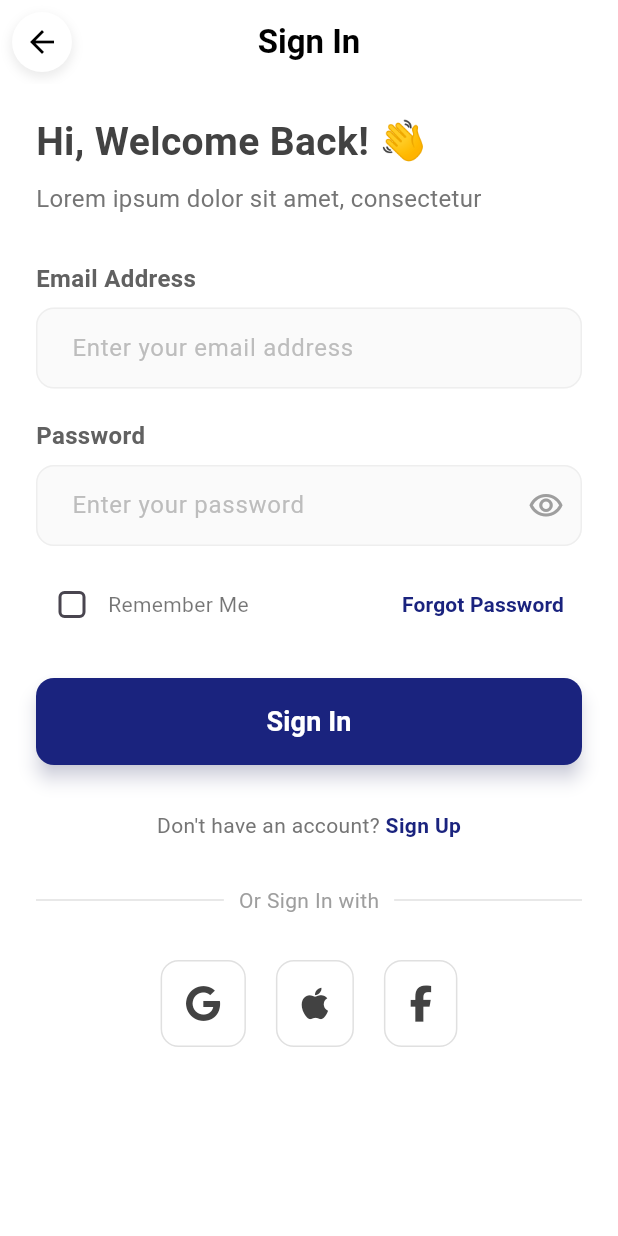
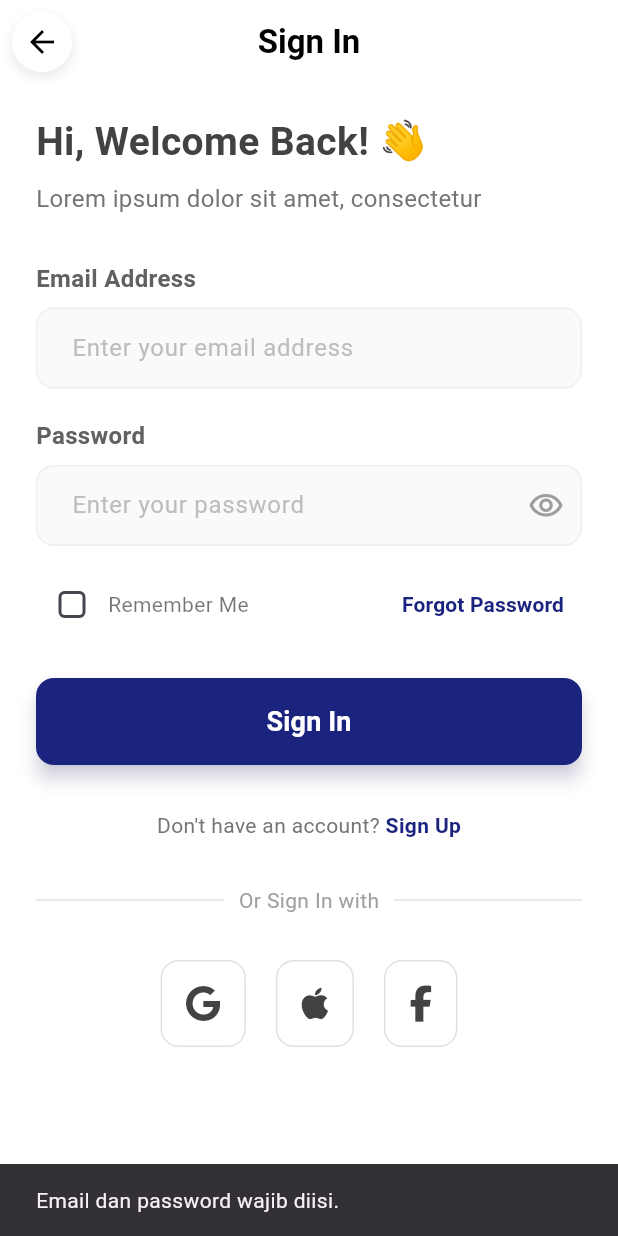
Before and after one commit to riskipradnya/SimpanSini-Personal-Finance, a Flutter app: the screen it shows after launch, after a tap on "Sign In", on a phone screen of 412 x 824 dp. Run offline on Flutter 3.47's test engine with Material 3 defaults, Android fonts, the phone set to English and light mode, and no system bars; our stand-ins replace font_awesome_flutter; Roboto replaces fonts that are missing (Poppins).

Commit message:
tambah & integrasi API register/login

```diff
--- a/lib/screens/sign_in_screen.dart
+++ b/lib/screens/sign_in_screen.dart
@@ -2,7 +2,8 @@
 
 import 'package:flutter/material.dart';
 import 'package:font_awesome_flutter/font_awesome_flutter.dart';
-import 'sign_up_screen.dart'; // <-- PATH IMPORT DIPERBARUI
+import '../database/auth_service.dart'; // <-- IMPORT AuthService
+import 'sign_up_screen.dart';
 
 class SignInScreen extends StatefulWidget {
   const SignInScreen({super.key});
@@ -12,12 +13,80 @@ class SignInScreen extends StatefulWidget {
 }
 
 class _SignInScreenState extends State<SignInScreen> {
+  // Controller untuk mengambil data dari TextField
+  final _emailController = TextEditingController();
+  final _passwordController = TextEditingController();
+
+  // State untuk loading dan fitur UI lainnya
   bool _isPasswordVisible = false;
   bool _rememberMe = false;
+  bool _isLoading = false;
 
-  // ... (Sisa kode sama persis dengan file login.dart Anda)
-  // Tidak ada perubahan pada method build() dan _socialButton()
-  // Salin dan tempel semua kode dari kelas _SignInScreenState di sini
+  @override
+  void dispose() {
+    // Hapus controller saat widget tidak digunakan
+    _emailController.dispose();
+    _passwordController.dispose();
+    super.dispose();
+  }
+
+  // Fungsi untuk menangani proses login
+  Future<void> _handleSignIn() async {
+    // Validasi sederhana
+    if (_emailController.text.isEmpty || _passwordController.text.isEmpty) {
+      ScaffoldMessenger.of(context).showSnackBar(
+        const SnackBar(content: Text('Email dan password wajib diisi.')),
+      );
+      return;
+    }
+
+    // Mulai proses loading
+    setState(() {
+      _isLoading = true;
+    });
+
+    try {
+      // Panggil fungsi signIn dari AuthService
+      var result = await AuthService().signIn(
+        _emailController.text,
+        _passwordController.text,
+      );
+
+      // Cek apakah widget masih terpasang
+      if (mounted) {
+        if (result['status'] == 'success') {
+          // Jika login berhasil
+          final userName = result['data']['nama_lengkap'];
+          ScaffoldMessenger.of(context).showSnackBar(
+            SnackBar(content: Text('Login berhasil! Selamat datang, $userName')),
+          );
+          // TODO: Navigasi ke halaman utama (home screen) aplikasi Anda
+          // Navigator.of(context).pushReplacement(MaterialPageRoute(builder: (context) => HomeScreen()));
+        } else {
+          // Jika login gagal, tampilkan pesan error dari server
+          ScaffoldMessenger.of(context).showSnackBar(
+            SnackBar(content: Text(result['message'])),
+          );
+        }
+      }
+    } catch (e) {
+      // Tangani error koneksi atau lainnya
+      if (mounted) {
+        ScaffoldMessenger.of(context).showSnackBar(
+          SnackBar(content: Text('Terjadi kesalahan: ${e.toString()}')),
+        );
+      }
+    } finally {
+      // Hentikan proses loading, apapun hasilnya
+      if (mounted) {
+        setState(() {
+          _isLoading = false;
+        });
+      }
+    }
+  }
+
+
   @override
   Widget build(BuildContext context) {
     return Scaffold(
@@ -42,9 +111,7 @@ class _SignInScreenState extends State<SignInScreen> {
             ),
             child: const Icon(Icons.arrow_back, color: Colors.black),
           ),
-          onPressed: () {
-            // Aksi ketika tombol kembali ditekan
-          },
+          onPressed: () {},
         ),
         title: const Text(
           'Sign In',
@@ -72,7 +139,7 @@ class _SignInScreenState extends State<SignInScreen> {
                 style: TextStyle(fontSize: 16, color: Colors.grey[600]),
               ),
               const SizedBox(height: 30),
-              // Email Field
+
               Text(
                 'Email Address',
                 style: TextStyle(
@@ -83,6 +150,7 @@ class _SignInScreenState extends State<SignInScreen> {
               ),
               const SizedBox(height: 8),
               TextField(
+                controller: _emailController, // Hubungkan controller
                 keyboardType: TextInputType.emailAddress,
                 decoration: InputDecoration(
                   hintText: 'Enter your email address',
@@ -108,7 +176,7 @@ class _SignInScreenState extends State<SignInScreen> {
                 ),
               ),
               const SizedBox(height: 20),
-              // Password Field
+
               Text(
                 'Password',
                 style: TextStyle(
@@ -119,6 +187,7 @@ class _SignInScreenState extends State<SignInScreen> {
               ),
               const SizedBox(height: 8),
               TextField(
+                controller: _passwordController, // Hubungkan controller
                 obscureText: !_isPasswordVisible,
                 decoration: InputDecoration(
                   hintText: 'Enter your password',
@@ -157,7 +226,7 @@ class _SignInScreenState extends State<SignInScreen> {
                 ),
               ),
               const SizedBox(height: 15),
-              // Remember Me & Forgot Password
+
               Row(
                 mainAxisAlignment: MainAxisAlignment.spaceBetween,
                 children: [
@@ -195,15 +264,13 @@ class _SignInScreenState extends State<SignInScreen> {
                 ],
               ),
               const SizedBox(height: 25),
-              // Sign In Button
+
               SizedBox(
                 width: double.infinity,
                 child: ElevatedButton(
-                  onPressed: () {
-                      // NANTINYA, LOGIKA SIGN IN AKAN MEMANGGIL FUNGSI DARI auth_service.dart
-                  },
+                  onPressed: _isLoading ? null : _handleSignIn, // Panggil fungsi login
                   style: ElevatedButton.styleFrom(
-                    backgroundColor: const Color(0xFF1A237E), // Warna biru tua
+                    backgroundColor: const Color(0xFF1A237E),
                     padding: const EdgeInsets.symmetric(vertical: 16),
                     shape: RoundedRectangleBorder(
                       borderRadius: BorderRadius.circular(12),
@@ -211,7 +278,16 @@ class _SignInScreenState extends State<SignInScreen> {
                     elevation: 5,
                     shadowColor: const Color(0xFF1A237E).withOpacity(0.4),
                   ),
-                  child: const Text(
+                  child: _isLoading
+                      ? const SizedBox(
+                          height: 20,
+                          width: 20,
+                          child: CircularProgressIndicator(
+                            color: Colors.white,
+                            strokeWidth: 3,
+                          ),
+                        )
+                      : const Text(
                           'Sign In',
                           style: TextStyle(
                             fontSize: 18,
@@ -222,7 +298,8 @@ class _SignInScreenState extends State<SignInScreen> {
                 ),
               ),
               const SizedBox(height: 30),
-              // Don't have an account? Sign Up
+
+              // Sisa UI tidak berubah
               Row(
                 mainAxisAlignment: MainAxisAlignment.center,
                 children: [
@@ -251,7 +328,6 @@ class _SignInScreenState extends State<SignInScreen> {
                 ],
               ),
               const SizedBox(height: 30),
-              // Or Sign In with
               Row(
                 children: [
                   Expanded(child: Divider(color: Colors.grey[300])),
@@ -266,7 +342,6 @@ class _SignInScreenState extends State<SignInScreen> {
                 ],
               ),
               const SizedBox(height: 30),
-              // Social Media Buttons
               Row(
                 mainAxisAlignment: MainAxisAlignment.center,
                 children: [
--- a/pubspec.yaml
+++ b/pubspec.yaml
@@ -10,6 +10,7 @@ dependencies:
   flutter:
     sdk: flutter
   font_awesome_flutter: ^10.7.0
+  http: ^1.2.1 # <-- Baris API
 
 dev_dependencies:
   flutter_test:
```
Also changed, not shown: lib/database/auth_service.dart (+35 -29 lines), lib/models/user_model.dart (+13 -6 lines), lib/screens/sign_up_screen.dart (+96 -16 lines), pubspec.lock. Lines whose indentation alone changed are shown as unchanged.
